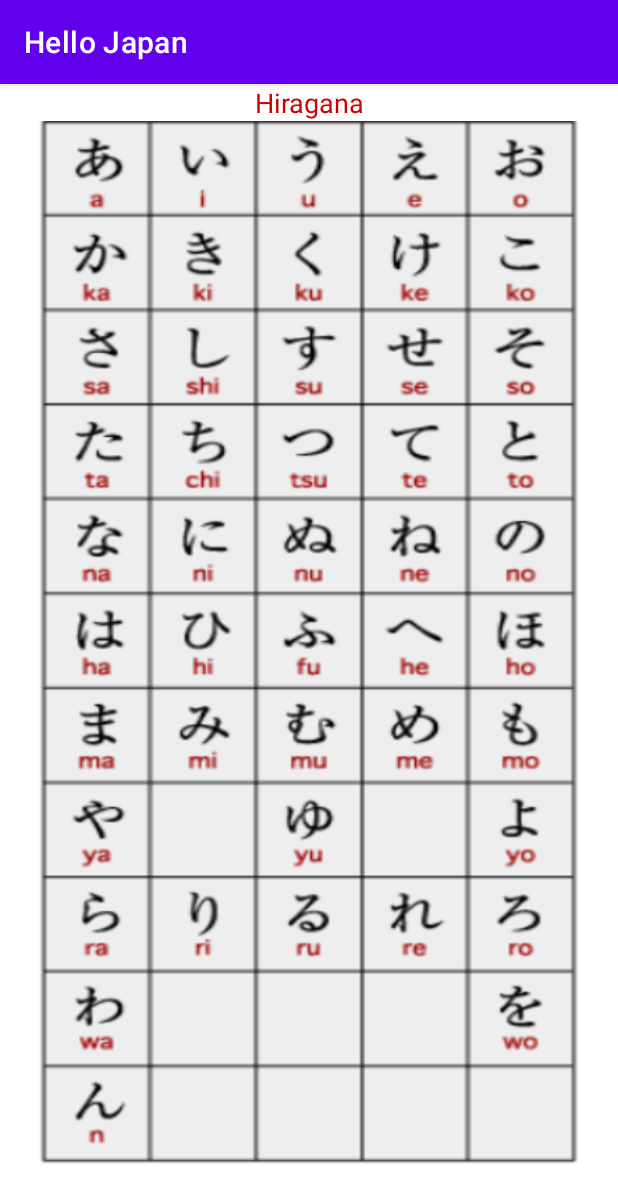
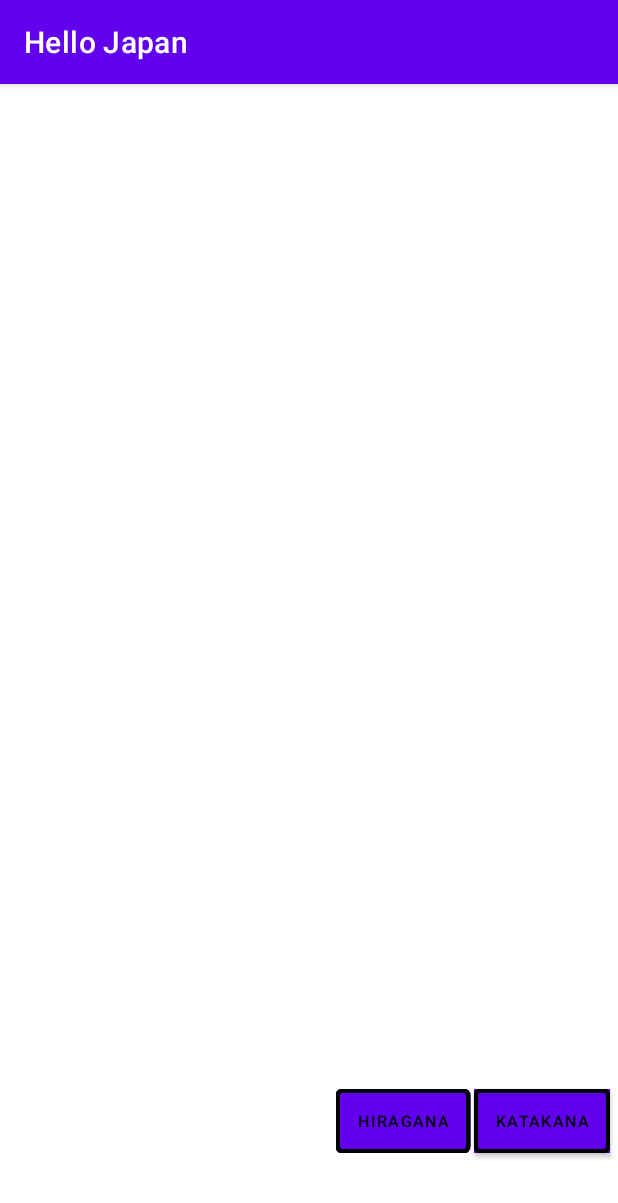
Before and after one commit to hakunhan/MPRHomework, an Android app: the screen it shows after launch (MainActivity), on a phone screen of 412 x 824 dp. Shown: the top 1203 px of the screen. Run offline under Robolectric (Android 15) with nearby library versions, the light colour scheme and no system bars.

Commit message:
Done adding buttons

```diff
--- a/HelloJapan/app/src/main/java/com/example/hellojapan/MainActivity.java
+++ b/HelloJapan/app/src/main/java/com/example/hellojapan/MainActivity.java
@@ -3,12 +3,48 @@ package com.example.hellojapan;
 import androidx.appcompat.app.AppCompatActivity;
 
 import android.os.Bundle;
+import android.view.View;
+import android.widget.Button;
+import android.widget.ScrollView;
 
 public class MainActivity extends AppCompatActivity {
+    private boolean buttonOne = true, buttonTwo = false;
+    private Button hiraganaButton, katakanaButton;
+    private ScrollView hiraganaScrollView, katakanaScrollView;
 
     @Override
     protected void onCreate(Bundle savedInstanceState) {
         super.onCreate(savedInstanceState);
         setContentView(R.layout.activity_main);
+
+        hiraganaButton = (Button) findViewById(R.id.hiraganaButton);
+        katakanaButton = (Button) findViewById(R.id.katakanaButton);
+
+        hiraganaScrollView = (ScrollView) findViewById(R.id.hiragana_scrollView);
+        katakanaScrollView = (ScrollView) findViewById(R.id.katakana_scrollView);
+
+        hiraganaButton.setOnClickListener(new View.OnClickListener() {
+            @Override
+            public void onClick(View v) {
+                if (buttonTwo) {
+                    hiraganaScrollView.setVisibility(View.VISIBLE);
+                    katakanaScrollView.setVisibility(View.INVISIBLE);
+                    buttonOne = true;
+                    buttonTwo = false;
+                }
+            }
+        });
+
+        katakanaButton.setOnClickListener(new View.OnClickListener() {
+            @Override
+            public void onClick(View v) {
+                if (buttonOne){
+                    katakanaScrollView.setVisibility(View.VISIBLE);
+                    hiraganaScrollView.setVisibility(View.INVISIBLE);
+                    buttonOne = false;
+                    buttonTwo = true;
+                }
+            }
+        });
     }
 }
--- /dev/null
+++ b/HelloJapan/app/src/main/res/drawable/button_bg.xml
@@ -0,0 +1,6 @@
+<?xml version="1.0" encoding="utf-8"?>
+<shape xmlns:android="http://schemas.android.com/apk/res/android"
+    android:shape="rectangle">
+    <corners android:radius="3dp" />
+    <stroke android:width="5px" android:color="#000000" />
+</shape>
--- a/HelloJapan/app/src/main/res/layout/activity_main.xml
+++ b/HelloJapan/app/src/main/res/layout/activity_main.xml
@@ -8,9 +8,10 @@
     tools:context=".MainActivity">
 
     <ScrollView
+        android:id="@+id/hiragana_scrollView"
         android:layout_width="wrap_content"
         android:layout_height="0dp"
-        android:visibility="visible"
+        android:visibility="gone"
         app:layout_constraintBottom_toBottomOf="parent"
         app:layout_constraintEnd_toEndOf="parent"
         app:layout_constraintStart_toStartOf="parent"
@@ -22,32 +23,31 @@
             android:orientation="vertical">
 
             <TextView
-                android:id="@+id/hiragana"
+                android:id="@+id/hiraganaTextView"
                 android:layout_width="match_parent"
                 android:layout_height="wrap_content"
                 android:fontFamily="sans-serif"
                 android:text="@string/hiragana_board"
                 android:textAlignment="center"
-                android:textColor="@android:color/holo_red_dark"
+                android:textColor="@color/holo_red_dark"
                 android:textSize="18sp" />
 
             <ImageView
-                android:id="@+id/HiraganaImg"
-                android:layout_width="364dp"
-                android:layout_height="699dp"
-                android:clickable="false"
-                android:contentDescription="@string/hiragana_board"
-                android:scaleType="fitXY"
-                android:scrollbarSize="4dp"
+                android:id="@+id/hiraganaImg"
+                android:layout_width="400dp"
+                android:layout_height="800dp"
+                android:scaleX="1.2"
+                android:scaleY="1"
                 app:srcCompat="@drawable/hiragana" />
 
         </LinearLayout>
     </ScrollView>
 
     <ScrollView
+        android:id="@+id/katakana_scrollView"
         android:layout_width="wrap_content"
         android:layout_height="0dp"
-        android:visibility="invisible"
+        android:visibility="gone"
         app:layout_constraintBottom_toBottomOf="parent"
         app:layout_constraintEnd_toEndOf="parent"
         app:layout_constraintStart_toStartOf="parent"
@@ -59,25 +59,61 @@
             android:orientation="vertical">
 
             <TextView
-                android:id="@+id/katakana"
+                android:id="@+id/katakanaTextView"
                 android:layout_width="match_parent"
                 android:layout_height="wrap_content"
                 android:fontFamily="sans-serif"
                 android:text="@string/katakana_board"
                 android:textAlignment="center"
-                android:textColor="@android:color/holo_red_dark"
+                android:textColor="@color/holo_red_dark"
                 android:textSize="18sp" />
 
             <ImageView
                 android:id="@+id/katakanaImg"
-                android:layout_width="364dp"
-                android:layout_height="699dp"
-                android:clickable="false"
-                android:contentDescription="@string/katakana_board"
-                android:scaleType="fitXY"
-                android:scrollbarSize="4dp"
+                android:layout_width="400dp"
+                android:layout_height="800dp"
+                android:scaleX="1.2"
+                android:scaleY="1"
                 app:srcCompat="@drawable/katakana" />
+
         </LinearLayout>
     </ScrollView>
 
+    <Button
+        android:id="@+id/katakanaButton"
+        android:layout_width="wrap_content"
+        android:layout_height="wrap_content"
+        android:layout_marginTop="667dp"
+        android:layout_marginBottom="16dp"
+        android:background="@color/white"
+        android:foreground="@drawable/button_bg"
+        android:scaleX="0.9"
+        android:scaleY="0.9"
+        android:text="@string/katakana_board"
+        android:textColor="@color/black"
+        android:textSize="12sp"
+        app:layout_constraintBottom_toBottomOf="parent"
+        app:layout_constraintEnd_toEndOf="parent"
+        app:layout_constraintTop_toTopOf="parent"
+        app:layout_constraintVertical_bias="0.0" />
+
+    <Button
+        android:id="@+id/hiraganaButton"
+        android:layout_width="wrap_content"
+        android:layout_height="wrap_content"
+        android:layout_marginTop="667dp"
+        android:layout_marginEnd="93dp"
+        android:layout_marginBottom="16dp"
+        android:background="@drawable/button_bg"
+        android:foreground="@drawable/button_bg"
+        android:scaleX="0.9"
+        android:scaleY="0.9"
+        android:text="@string/hiragana_board"
+        android:textColor="@color/black"
+        android:textSize="12sp"
+        app:layout_constraintBottom_toBottomOf="parent"
+        app:layout_constraintEnd_toEndOf="parent"
+        app:layout_constraintTop_toTopOf="parent"
+        app:layout_constraintVertical_bias="0.0" />
+
 </androidx.constraintlayout.widget.ConstraintLayout>
--- a/HelloJapan/app/src/main/res/values/colors.xml
+++ b/HelloJapan/app/src/main/res/values/colors.xml
@@ -7,4 +7,5 @@
     <color name="teal_700">#FF018786</color>
     <color name="black">#FF000000</color>
     <color name="white">#FFFFFFFF</color>
+    <color name="holo_red_dark">#FFCC0000</color>
 </resources>
```
